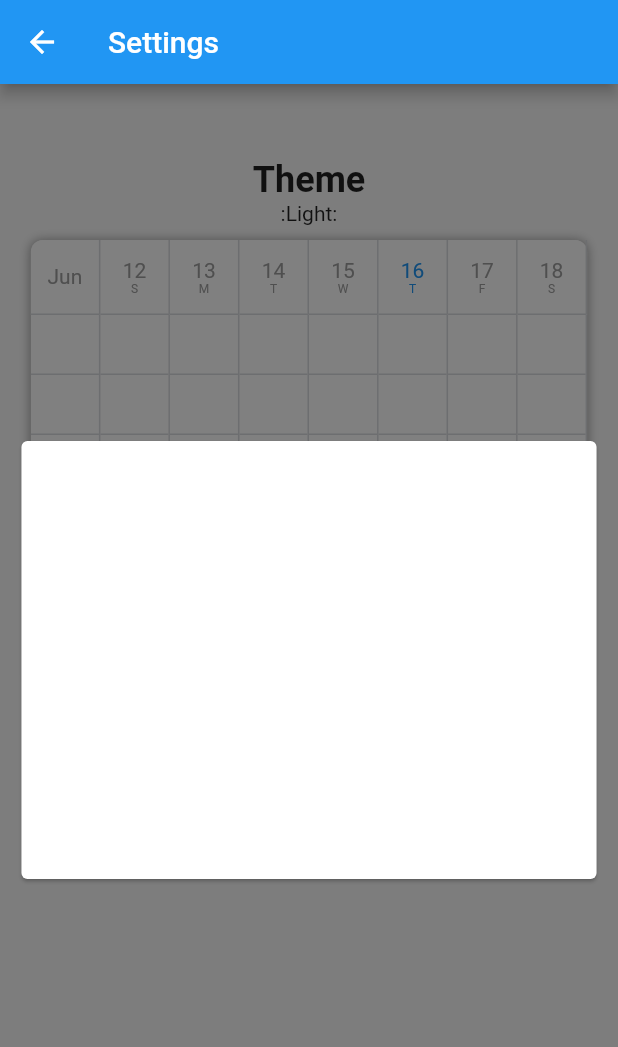
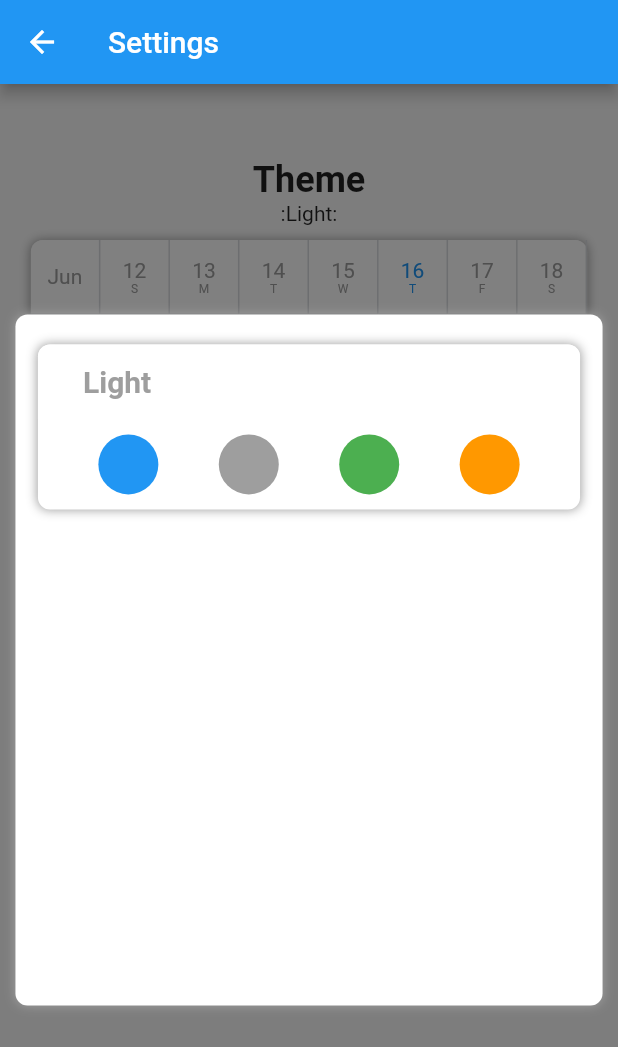
Before and after one commit to joshzcold/rallyapp, a Flutter app: the Settings screen opened directly, after a tap on "Jun", on a phone screen of 412 x 824 dp. Shown: the top 1047 px of the screen. Run offline on Flutter 3.47's test engine with Material 2 defaults, Android fonts, the phone set to English and light mode, and no system bars; our stand-ins replace bloc, equatable, firebase_auth, firebase_core, firebase_database, flutter_bloc and 2 more; missing offline and left inert: date_utils; accounts and stored records are empty.

Commit message:
Added one theme card in the theme selector to copy over to other themes.

```diff
--- a/lib/widgets/themeSelector.dart
+++ b/lib/widgets/themeSelector.dart
@@ -4,7 +4,7 @@ themeSelector(context, closeThemeSelectorModal){
   return LayoutBuilder(builder: (context, constraints){
     var maxHeight = constraints.maxHeight;
     var maxWidth = constraints.maxWidth;
-    var cardHeightMultiplier = 0.35;
+    var cardHeightMultiplier = 0.60;
     var cardWidthMultiplier = 0.95;
 
     if(maxWidth > maxHeight){
@@ -21,13 +21,108 @@ themeSelector(context, closeThemeSelectorModal){
         decoration: BoxDecoration(color: Color.fromRGBO(0, 0, 0, 0.5)),
         alignment: Alignment.center,
         child: Container(
-            height: 300,
+          decoration: BoxDecoration(
+            borderRadius: BorderRadius.all(Radius.circular(8.0)),
+            boxShadow: [
+              new BoxShadow(
+                color: Colors.grey[500],
+                blurRadius: 5.0,
+                offset: Offset(0.0, 0.0),
+              )
+            ],
+            color: Colors.white,
+          ),
+            height: maxHeight * cardHeightMultiplier,
             width: maxWidth * cardWidthMultiplier,
-            child: Card(
-              child: Column(
-                mainAxisAlignment: MainAxisAlignment.spaceEvenly,
+            alignment: Alignment.center,
+            child: Container(
+              width: (maxWidth * cardWidthMultiplier) - 30,
+              child: ListView(
                 children: <Widget>[
+                  Container(height: 20,),
 
+                  /// THE CARDS INSIDE THE CARD
+
+                  /// LIGHT THEME
+                  InkWell(
+                    onTap: (){
+
+                    },
+                    child: Container(
+                      decoration: BoxDecoration(
+                        borderRadius: BorderRadius.all(Radius.circular(8.0)),
+                        boxShadow: [
+                          new BoxShadow(
+                            color: Colors.grey[500],
+                            blurRadius: 5.0,
+                            offset: Offset(0.0, 0.0),
+                          )
+                        ],
+                        /// Background Color
+                        color: Colors.white,
+                      ),
+                      child: Column(
+                        mainAxisAlignment: MainAxisAlignment.spaceEvenly,
+                        children: <Widget>[
+
+                          /// Header font color, label
+                          Container(
+                            decoration: BoxDecoration(
+                              color: Colors.white,
+                              borderRadius: BorderRadius.vertical(top: Radius.circular(8.0))
+                            ),
+                            height: 50,
+                            width: (maxWidth * cardWidthMultiplier) - 30,
+                            child: Row(
+                              children: <Widget>[
+                                Container(width: 30,),
+                                Text('Light',
+                                  style: TextStyle(color: Colors.grey, fontSize: 20,
+                                      fontWeight: FontWeight.bold),)
+                              ],
+                            ),
+                          ),
+
+                          Container(height: 10,),
+                          Row(
+                            mainAxisAlignment: MainAxisAlignment.spaceEvenly,
+                            children: <Widget>[
+                              ///Colored Circles
+                              Container(
+                                width: 40, height: 40,
+                                decoration: BoxDecoration(
+                                    shape: BoxShape.circle,
+                                    color: Colors.blue
+                                ),
+                              ),
+                              Container(
+                                width: 40, height: 40,
+                                decoration: BoxDecoration(
+                                    shape: BoxShape.circle,
+                                    color: Colors.grey
+                                ),
+                              ),
+                              Container(
+                                width: 40, height: 40,
+                                decoration: BoxDecoration(
+                                    shape: BoxShape.circle,
+                                    color: Colors.green
+                                ),
+                              ),
+                              Container(
+                                width: 40, height: 40,
+                                decoration: BoxDecoration(
+                                    shape: BoxShape.circle,
+                                    color: Colors.orange
+                                ),
+                              ),
+                            ],
+                          ),
+                          Container(height: 10,)
+                        ],
+                      ),
+                    ),
+                  ),
                 ],
               ),
             )
```
